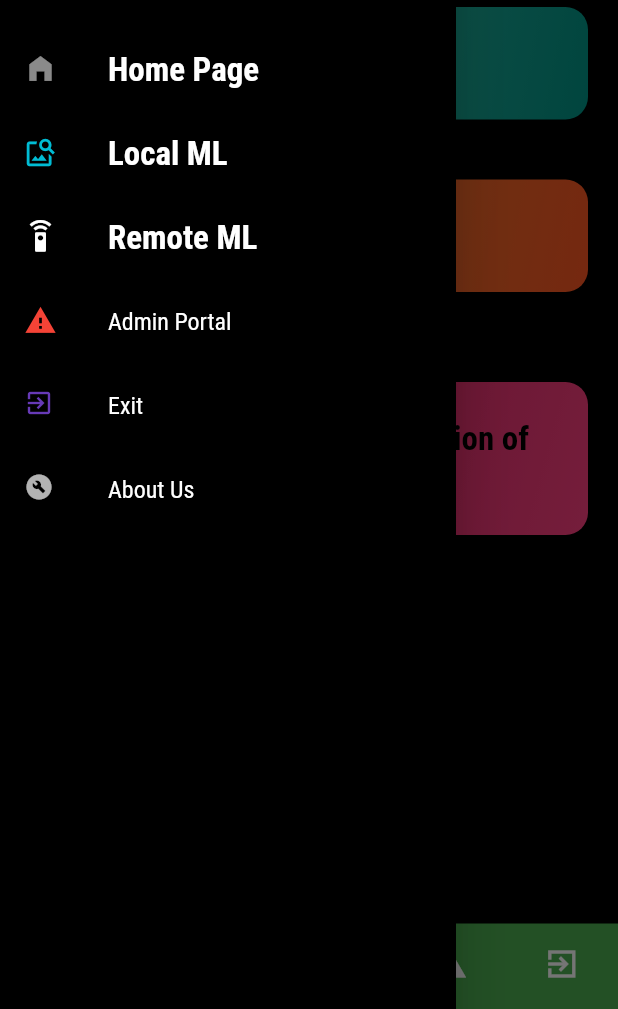
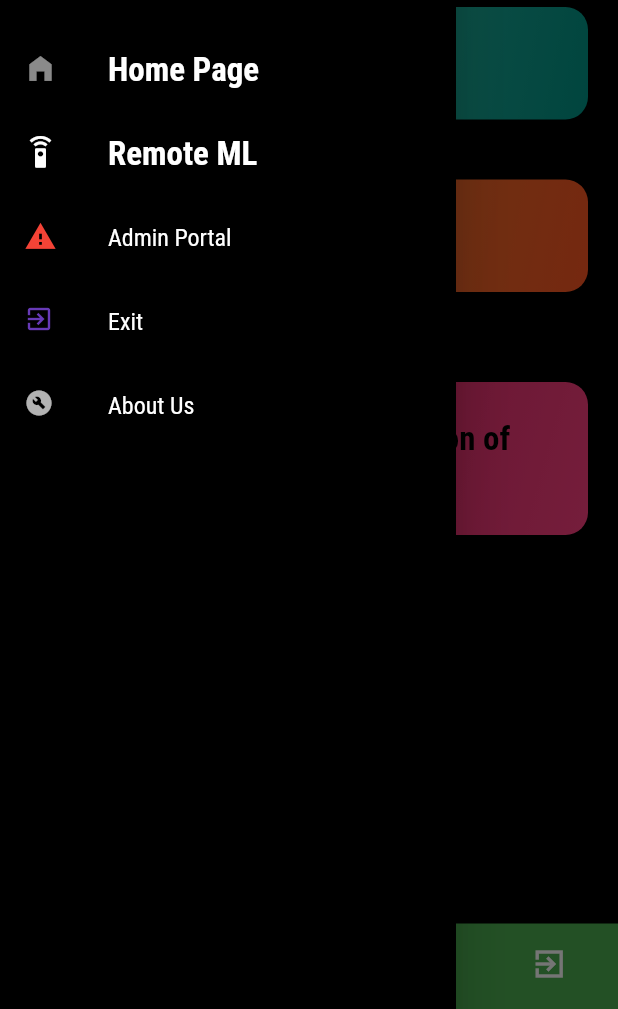
Before and after one commit to lohseng97/CE4171-IoT-Networking-and-Communications, a Flutter app: the RemoteML screen opened by its route, in the side drawer, after a tap on "Take a Photo using Camera", on a phone screen of 412 x 824 dp, the part 227-1236 px from its top. Run offline on Flutter 3.47's test engine with Material 2 defaults, Android fonts, the phone set to English and light mode, and no system bars; our stand-ins replace image_picker, permission_handler, webview_flutter.

Commit message:
Removed Local ML, Updated Remote ML
Update site not working, to be fixed.

```diff
--- a/Android App/starsearch_iot/lib/DB Update/AdminSite.dart
+++ b/Android App/starsearch_iot/lib/DB Update/AdminSite.dart
@@ -5,14 +5,14 @@ import '../../WebKit/DBWebKit.dart';
 
 class DBUpdate extends StatelessWidget {
   static const routeName = '/siteupdate';
-  final link = 'https://www.tpgmobile.sg';
+  final link = 'http://starsearch.lohseng.tech:5000';
 
   @override
   Widget build(BuildContext context) {
     return Scaffold(
         appBar: AppBar(title: Text('Database Update')),
         drawer: MainDrawer(),
-        bottomNavigationBar: TabScreen(4),
+        bottomNavigationBar: TabScreen(3),
         resizeToAvoidBottomInset: false,
         body: SingleChildScrollView(
             child: Padding(
--- a/Android App/starsearch_iot/lib/Main/Drawer.dart
+++ b/Android App/starsearch_iot/lib/Main/Drawer.dart
@@ -38,20 +38,6 @@ class MainDrawer extends StatelessWidget {
             },
           ),
           ListTile(
-            leading: Icon(Icons.image_search, color: Colors.cyan, size: 22),
-            title: Text(
-              'Local ML',
-              style: TextStyle(
-                  color: Colors.white,
-                  fontFamily: 'RobotoCondensed',
-                  fontSize: 22,
-                  fontWeight: FontWeight.bold),
-            ),
-            onTap: () {
-              NavigationManager.drawerPageIndex(context, 2);
-            },
-          ),
-          ListTile(
             leading: Icon(Icons.settings_remote, color: Colors.white, size: 22),
             title: Text(
               'Remote ML',
@@ -62,7 +48,7 @@ class MainDrawer extends StatelessWidget {
                   fontWeight: FontWeight.bold),
             ),
             onTap: () {
-              NavigationManager.drawerPageIndex(context, 3);
+              NavigationManager.drawerPageIndex(context, 2);
             },
           ),
           ListTile(
@@ -76,7 +62,7 @@ class MainDrawer extends StatelessWidget {
               ),
             ),
             onTap: () {
-              NavigationManager.drawerPageIndex(context, 4);
+              NavigationManager.drawerPageIndex(context, 3);
             },
           ),
           ListTile(
@@ -91,7 +77,7 @@ class MainDrawer extends StatelessWidget {
               ),
             ),
             onTap: () {
-              NavigationManager.drawerPageIndex(context, 5);
+              NavigationManager.drawerPageIndex(context, 4);
             },
           ),
           ListTile(
@@ -105,7 +91,7 @@ class MainDrawer extends StatelessWidget {
                     fontSize: 16),
               ),
               onTap: () {
-                NavigationManager.drawerPageIndex(context, 6);
+                NavigationManager.drawerPageIndex(context, 5);
               }),
         ],
       ),
--- a/Android App/starsearch_iot/lib/Main/TabScreen.dart
+++ b/Android App/starsearch_iot/lib/Main/TabScreen.dart
@@ -34,12 +34,6 @@ class TabScreen extends StatelessWidget {
           label: 'Home',
         ),
         BottomNavigationBarItem(
-          backgroundColor: Colors.amber,
-          icon: Icon(Icons.image_search),
-          label: 'Local ML',
-          //activeIcon: Icon(Icons.sim_card),
-        ),
-        BottomNavigationBarItem(
           backgroundColor: Colors.green,
           icon: Icon(Icons.settings_remote),
           label: 'Remote ML',
--- a/Android App/starsearch_iot/lib/Remote ML/RemoteMain.dart
+++ b/Android App/starsearch_iot/lib/Remote ML/RemoteMain.dart
@@ -6,10 +6,11 @@ import 'package:image_picker/image_picker.dart';
 import 'package:http/http.dart' as http;
 import 'package:path/path.dart';
 import 'package:permission_handler/permission_handler.dart';
+import 'package:starsearch_iot/CommonML/PredictionResult.dart';
 import '../Main/NavigationManager.dart';
 import '../Main/Drawer.dart';
 import '../Main/TabScreen.dart';
-import 'RemotePrediction.dart';
+import '../CommonML/ResultBox.dart';
 
 class RemoteML extends StatefulWidget {
   static const routeName = '/RemoteML';
@@ -19,60 +20,67 @@ class RemoteML extends StatefulWidget {
 
 class _RemoteML extends State<RemoteML> {
   File image;
-  final picker = ImagePicker();
-  Future<RemotePrediction> futurePrediction;
-
+  Future<RemotePrediction> prediction;
   BuildContext context;
 
+  @override
+  void initState() {
+    super.initState();
+  }
+
   Future getImageFromGallery() async {
-    final selectedFile = await picker.getImage(source: ImageSource.gallery);
+    final selectedFile =
+        await ImagePicker.pickImage(source: ImageSource.gallery);
     setState(() {
       if (selectedFile != null) {
         image = File(selectedFile.path);
       } else {
-        NavigationManager.remoteImageError(context);
+        NavigationManager.noImgError(context);
       }
     });
   }
 
   Future getImageFromCamera() async {
-    final selectedFile = await picker.getImage(source: ImageSource.camera);
+    final selectedFile =
+        await ImagePicker.pickImage(source: ImageSource.camera);
     setState(() {
       if (selectedFile != null) {
         image = File(selectedFile.path);
       } else {
-        NavigationManager.remoteImageError(context);
+        NavigationManager.noImgError(context);
       }
     });
   }
 
-  //To modify
-  Future<RemotePrediction> uploadImageToServer(File imageFile) async {
-    print("Connecting to server......");
-    var stream =
-        new http.ByteStream(DelegatingStream.typed(imageFile.openRead()));
-    var length = await imageFile.length();
+  Future<RemotePrediction> remoteML(File selectedImage) async {
+    var url = Uri.parse('http://starsearch.lohseng.tech:5000/upload');
 
-    // var uri = Uri.parse('http://20.198.224.77:80/predict');
-    var uri = Uri.parse('http://127.0.0.1/predict');
-    //if it is android simulator change to 10.0.2.2
-    print("Connection Established.");
-    var request = new http.MultipartRequest("POST", uri);
-    print(uri.port);
-    var multipartFile = new http.MultipartFile('file', stream, length,
-        filename: basename(imageFile.path));
+    final request = http.MultipartRequest("POST", url);
+    final headers = {"Content-type": "multipath/form-data"};
 
-    request.files.add(multipartFile);
-    var streamedResponse = await request.send();
-    var response = await http.Response.fromStream(streamedResponse);
-    if (response.statusCode == 201 || response.statusCode == 200) {
-      // If the server did return a 201 CREATED response,
-      // then parse the JSON.
-      print("Post request responded");
-      print(jsonDecode(response.body));
-      return RemotePrediction.fromJson(jsonDecode(response.body));
+    request.files.add(
+      http.MultipartFile('image', selectedImage.readAsBytes().asStream(),
+          selectedImage.lengthSync(),
+          filename: selectedImage.path.split('/').last),
+    );
+
+    request.headers.addAll(headers);
+    print("Request: " + request.toString());
+
+    var response = await request.send();
+    var res = await http.Response.fromStream(response);
+
+    print('Response status: ${res.statusCode}');
+    if (res.statusCode == 201 || res.statusCode == 200) {
+      print("POST OK");
+      print(jsonDecode(res.body));
+      var jsonData = jsonDecode(res.body);
+      return RemotePrediction.fromJson(jsonData);
     } else {
-      throw Exception('Failed to load prediction');
+      var errorCode = res.statusCode;
+      var errorText = res.body;
+      ResultBox.noConnectionError(context, errorCode, errorText);
+      throw Exception('Failed to Load Prediction!');
     }
   }
 
@@ -83,7 +91,7 @@ class _RemoteML extends State<RemoteML> {
           title: Text("Upload Image"),
         ),
         drawer: MainDrawer(),
-        bottomNavigationBar: TabScreen(3),
+        bottomNavigationBar: TabScreen(2),
         resizeToAvoidBottomInset: false,
         body: SingleChildScrollView(
             child: Padding(
@@ -156,10 +164,9 @@ class _RemoteML extends State<RemoteML> {
                       InkWell(
                         onTap: () async {
                           if (image != null) {
-                            futurePrediction = uploadImageToServer(image);
-                            CircularProgressIndicator();
+                            remoteML(image);
                           } else {
-                            NavigationManager.remoteImageError(context);
+                            NavigationManager.noImgError(context);
                           }
                         },
                         splashColor: Theme.of(context).primaryColor,
@@ -183,28 +190,49 @@ class _RemoteML extends State<RemoteML> {
                           ),
                         ),
                       ),
-
                       Padding(padding: EdgeInsets.all(30.0)),
-                      //To modify
-                      if (futurePrediction != null)
-                        FutureBuilder<RemotePrediction>(
-                          future: futurePrediction,
+                      FutureBuilder(
+                        future: remoteML(image),
                         builder: (context, snapshot) {
-                            if (snapshot.hasData) {
-                              String prediction = snapshot.data.predictedClass;
-                              String score = snapshot.data.score;
-                              String title = snapshot.data.title;
+                          if (snapshot.data == null) {
+                            return Container(
+                              padding: const EdgeInsets.all(25),
+                              child: Text(
+                                "Upload Image for prediction of image",
+                                textAlign: TextAlign.center,
+                                style: TextStyle(
+                                    color: Colors.black,
+                                    fontFamily: 'RobotoCondensed',
+                                    fontSize: 22,
+                                    fontWeight: FontWeight.bold),
+                              ),
+                              decoration: BoxDecoration(
+                                gradient: LinearGradient(
+                                  colors: [
+                                    Colors.pink.withOpacity(0.8),
+                                    Colors.pinkAccent,
+                                  ],
+                                  begin: Alignment.topLeft,
+                                  end: Alignment.bottomRight,
+                                ),
+                                borderRadius: BorderRadius.circular(15),
+                              ),
+                            );
+                          } else if (snapshot.hasData) {
+                            String filename = snapshot.data.filename;
+                            String predictor = snapshot.data.classname;
+                            String accuracy = snapshot.data.accuracy;
                             String time = snapshot.data.timeStamp;
                             return Container(
                                 padding: const EdgeInsets.all(25),
                                 child: Text(
-                                    'The model is $score confident that the image $title, sent at $time is $prediction',
-                                    textAlign: TextAlign.center,
+                                  'Predicted Class: $predictor \nAccuracy: $accuracy \nTime uploaded: $time \nFilename: $filename',
                                   style: TextStyle(
                                     color: Colors.white,
                                     fontFamily: 'RobotoCondensed',
                                     fontSize: 22,
-                                        fontWeight: FontWeight.bold),
+                                    fontWeight: FontWeight.bold,
+                                  ),
                                 ),
                                 decoration: BoxDecoration(
                                   gradient: LinearGradient(
@@ -217,7 +245,7 @@ class _RemoteML extends State<RemoteML> {
                                   ),
                                   borderRadius: BorderRadius.circular(15),
                                 ));
-                            } else if (snapshot.hasError) {
+                          } else {
                             return Container(
                                 padding: const EdgeInsets.all(25),
                                 child: Text(
@@ -241,33 +269,27 @@ class _RemoteML extends State<RemoteML> {
                                   borderRadius: BorderRadius.circular(15),
                                 ));
                           }
-                            return CircularProgressIndicator();
                         },
                       )
-                      else
-                        Container(
-                          padding: const EdgeInsets.all(25),
-                          child: Text(
-                            'Upload image to get prediction of the health of the leave',
-                            textAlign: TextAlign.center,
-                            style: TextStyle(
-                                color: Colors.black,
-                                fontFamily: 'RobotoCondensed',
-                                fontSize: 22,
-                                fontWeight: FontWeight.bold),
-                          ),
-                          decoration: BoxDecoration(
-                            gradient: LinearGradient(
-                              colors: [
-                                Colors.pink.withOpacity(0.8),
-                                Colors.pinkAccent,
-                              ],
-                              begin: Alignment.topLeft,
-                              end: Alignment.bottomRight,
-                            ),
-                            borderRadius: BorderRadius.circular(15),
-                          ),
-                        ),
                     ]))));
   }
 }
+
+class RemotePrediction {
+  final String classname;
+  final String accuracy;
+  final String timeStamp;
+  final String filename;
+
+  RemotePrediction(
+      {this.filename, this.classname, this.accuracy, this.timeStamp});
+
+  factory RemotePrediction.fromJson(Map<String, dynamic> json) {
+    return RemotePrediction(
+      filename: json['filename'],
+      classname: json['classname'],
+      accuracy: json['accuracy'],
+      timeStamp: json['uploadtime'],
+    );
+  }
+}
--- a/Android App/starsearch_iot/lib/Remote ML/RemotePrediction.dart
+++ /dev/null
@@ -1,18 +0,0 @@
-class RemotePrediction {
-  final String predictedClass;
-  final String score;
-  final String title;
-  final String timeStamp;
-
-  RemotePrediction(
-      {this.title, this.predictedClass, this.score, this.timeStamp});
-
-  factory RemotePrediction.fromJson(Map<String, dynamic> json) {
-    return RemotePrediction(
-      title: json['Title'],
-      predictedClass: json['Prediction'],
-      score: json['Confidence'],
-      timeStamp: json['Upload_Time'],
-    );
-  }
-}
--- a/Android App/starsearch_iot/lib/WebKit/DBWebKit.dart
+++ b/Android App/starsearch_iot/lib/WebKit/DBWebKit.dart
@@ -26,7 +26,7 @@ class _WebViewContainerState extends State<WebViewContainer> {
           title: Text('Admin Site - WebKit'),
         ),
         drawer: MainDrawer(),
-        bottomNavigationBar: TabScreen(4),
+        bottomNavigationBar: TabScreen(3),
         resizeToAvoidBottomInset: false,
         body: Column(
           children: [
--- a/Android App/starsearch_iot/lib/main.dart
+++ b/Android App/starsearch_iot/lib/main.dart
@@ -2,12 +2,10 @@
 
 import 'dart:ui';
 import 'package:flutter/material.dart';
-import '../Local ML/LocalMain.dart';
 import '../Remote ML/RemoteMain.dart';
 import '../DB Update/AdminSite.dart';
 
 import './Main/MainScreen.dart';
-import './Main/LockScreen.dart';
 
 void main() {
   WidgetsFlutterBinding.ensureInitialized();
@@ -41,10 +39,8 @@ class MyApp extends StatelessWidget {
       initialRoute: '/root',
       routes: {
         MainScreenMenu.routeName: (context) => MainScreenMenu(),
-        LockScreen.routeName: (context) => LockScreen(),
         DBUpdate.routeName: (context) => DBUpdate(),
         RemoteML.routeName: (context) => RemoteML(),
-        LocalML.routeName: (context) => LocalML(),
       },
     );
   }
--- a/Android App/starsearch_iot/pubspec.yaml
+++ b/Android App/starsearch_iot/pubspec.yaml
@@ -36,6 +36,7 @@ dependencies:
   path:
   path_provider:
   esys_flutter_share:
+  http: 0.12.0+4
 
   # The following adds the Cupertino Icons font to your application.
   # Use with the CupertinoIcons class for iOS style icons.
```
Also changed, not shown: Android App/starsearch_iot/lib/CommonML/PredictionResult.dart (added, +19 -0 lines), Android App/starsearch_iot/lib/CommonML/ResultBox.dart (added, +132 -0 lines), Android App/starsearch_iot/lib/Local ML/LocalMain.dart (deleted, +0 -10 lines), Android App/starsearch_iot/lib/Main/LockScreen.dart (deleted, +0 -81 lines), Android App/starsearch_iot/lib/Main/MainScreen.dart (+3 -22 lines), Android App/starsearch_iot/lib/Main/NavigationManager.dart (+13 -12 lines), Android App/starsearch_iot/lib/CommonML/NoImage.dart (renamed from Android App/starsearch_iot/lib/Remote ML/RemoteNoImage.dart), Android App/starsearch_iot/pubspec.lock, 2 other files. Lines whose indentation alone changed are shown as unchanged.
